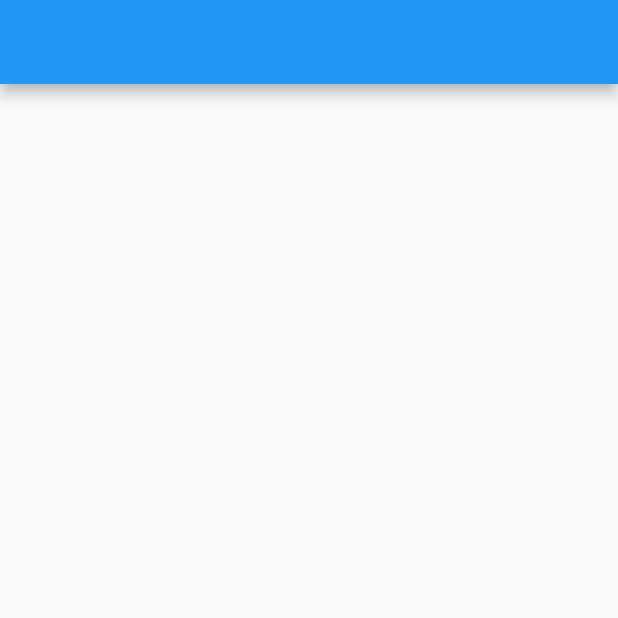
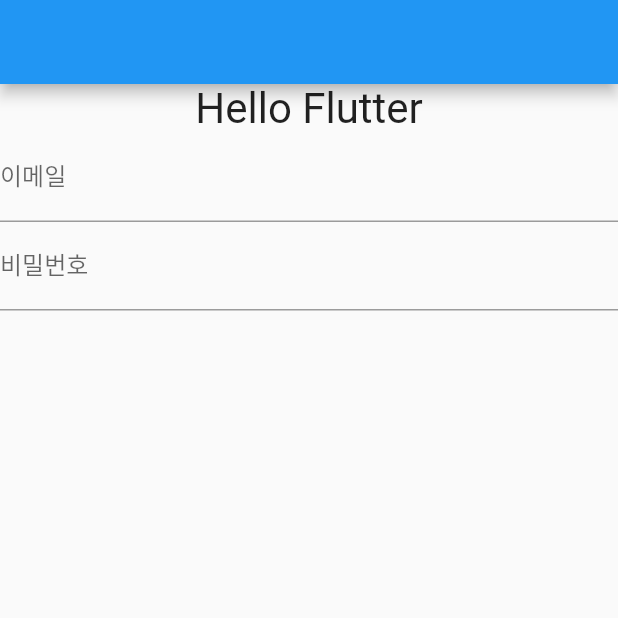
Before and after one commit to gitpher/hello_flutter, a Flutter app: the screen it shows after launch, on a phone screen of 412 x 824 dp, the top half of it. Run offline on Flutter 3.47's test engine with Material 2 defaults, Android fonts, the phone set to English and light mode, and no system bars.

Commit message:
simple login page

```diff
--- a/lib/main.dart
+++ b/lib/main.dart
@@ -13,6 +13,23 @@ class MyApp extends StatelessWidget {
       debugShowCheckedModeBanner: false,
       home: Scaffold(
         appBar: AppBar(),
+        body: Column(
+          children: [
+            Text(
+              'Hello Flutter',
+              style: TextStyle(
+                fontSize: 28,
+              ),
+            ),
+            TextField(
+              decoration: InputDecoration(labelText: '이메일'),
+            ),
+            TextField(
+              obscureText: true,
+              decoration: InputDecoration(labelText: '비밀번호'),
+            )
+          ],
+        ),
       ),
     );
   }
```
